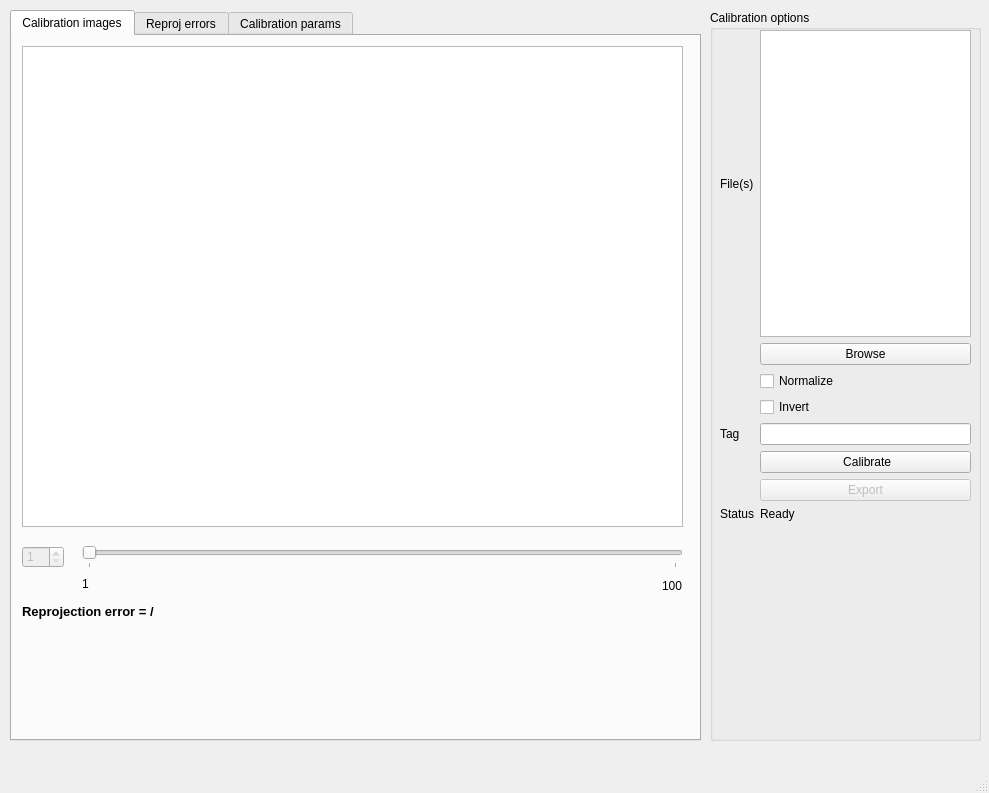
Old version of the form camera_calibration_toolbox/gui/calibration_app_ui.ui in the repository InViLabUAntwerp/PyCamCalib.
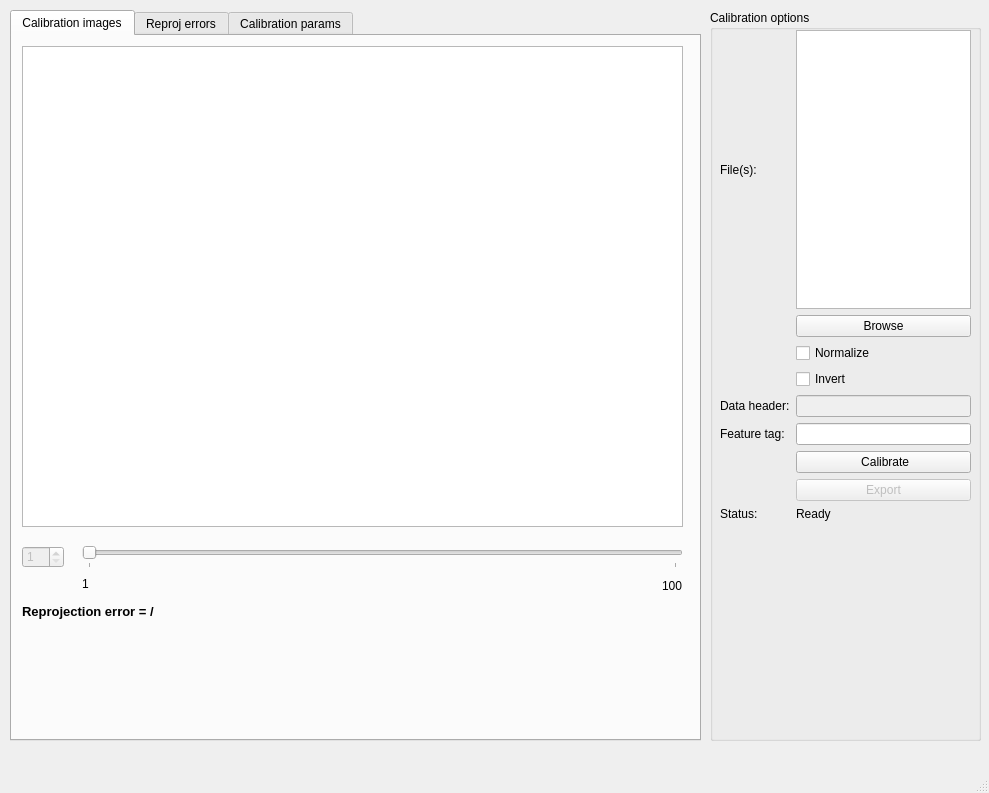
New version of the form. Icons and pictures are not drawn. Custom widgets are drawn as their Qt base class.

Patch:
```diff
--- a/camera_calibration_toolbox/gui/calibration_app_ui.ui
+++ b/camera_calibration_toolbox/gui/calibration_app_ui.ui
@@ -737,75 +737,89 @@
       </rect>
      </property>
      <layout class="QGridLayout" name="gridLayout">
-      <item row="3" column="1">
-       <widget class="QCheckBox" name="invertCheckBox">
-        <property name="text">
-         <string>Invert</string>
-        </property>
-       </widget>
-      </item>
-      <item row="6" column="1">
-       <widget class="QPushButton" name="exportButton">
-        <property name="enabled">
-         <bool>false</bool>
-        </property>
-        <property name="text">
-         <string>Export</string>
-        </property>
-       </widget>
-      </item>
-      <item row="4" column="0">
+      <item row="5" column="0">
        <widget class="QLabel" name="label_4">
         <property name="text">
-         <string>Tag</string>
-        </property>
-       </widget>
-      </item>
-      <item row="1" column="1">
-       <widget class="QPushButton" name="browseButton">
-        <property name="text">
-         <string>Browse</string>
-        </property>
-       </widget>
-      </item>
-      <item row="2" column="1">
-       <widget class="QCheckBox" name="normalizeCheckBox">
-        <property name="text">
-         <string>Normalize</string>
-        </property>
-       </widget>
-      </item>
-      <item row="0" column="0">
-       <widget class="QLabel" name="label">
-        <property name="text">
-         <string>File(s)</string>
+         <string>Feature tag:</string>
         </property>
        </widget>
       </item>
       <item row="7" column="1">
+       <widget class="QPushButton" name="exportButton">
+        <property name="enabled">
+         <bool>false</bool>
+        </property>
+        <property name="text">
+         <string>Export</string>
+        </property>
+       </widget>
+      </item>
+      <item row="8" column="1">
        <widget class="QLabel" name="statusText">
         <property name="text">
          <string>Ready</string>
         </property>
        </widget>
       </item>
-      <item row="5" column="1">
+      <item row="6" column="1">
        <widget class="QPushButton" name="calibrateButton">
         <property name="text">
          <string> Calibrate</string>
         </property>
        </widget>
       </item>
+      <item row="5" column="1">
+       <widget class="QLineEdit" name="tagField"/>
+      </item>
+      <item row="8" column="0">
+       <widget class="QLabel" name="statusLabel">
+        <property name="text">
+         <string>Status:</string>
+        </property>
+       </widget>
+      </item>
+      <item row="3" column="1">
+       <widget class="QCheckBox" name="invertCheckBox">
+        <property name="text">
+         <string>Invert</string>
+        </property>
+       </widget>
+      </item>
+      <item row="2" column="1">
+       <widget class="QCheckBox" name="normalizeCheckBox">
+        <property name="text">
+         <string>Normalize</string>
+        </property>
+       </widget>
+      </item>
       <item row="0" column="1">
        <widget class="QListWidget" name="namesListWidget"/>
       </item>
+      <item row="1" column="1">
+       <widget class="QPushButton" name="browseButton">
+        <property name="text">
+         <string>Browse</string>
+        </property>
+       </widget>
+      </item>
+      <item row="0" column="0">
+       <widget class="QLabel" name="label">
+        <property name="text">
+         <string>File(s):</string>
+        </property>
+       </widget>
+      </item>
       <item row="4" column="1">
-       <widget class="QLineEdit" name="tagField"/>
+       <widget class="QLineEdit" name="headerField">
+        <property name="enabled">
+         <bool>false</bool>
+        </property>
+       </widget>
       </item>
-      <item row="7" column="0">
-       <widget class="QLabel" name="statusLabel">
+      <item row="4" column="0">
+       <widget class="QLabel" name="label_2">
         <property name="text">
-         <string>Status</string>
+         <string>Data header:</string>
         </property>
        </widget>
       </item>
```
Left out of the diff: 6 changed lines with no effect on the pictures.
